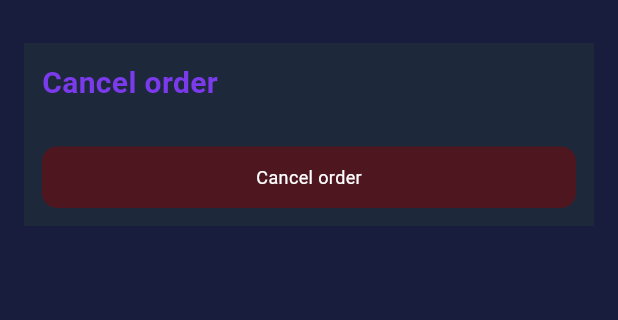
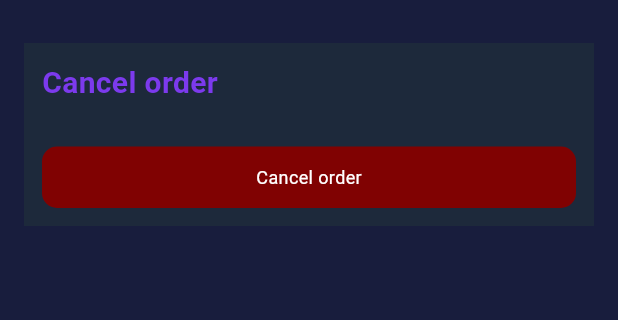
Before and after one commit to Sumonpaul141/trade_for_you_app, a Flutter app: the CancelOrderPage screen opened by its route, on a phone screen of 412 x 824 dp, the part 65-385 px from its top. Run offline on Flutter 3.47's test engine with Material 3 defaults, Android fonts, the phone set to English and light mode, and no system bars; our stand-ins replace dio, equatable, flutter_bloc, flutter_svg, get_it, go_router and 1 more; accounts and stored records are empty; network calls fail.

Commit message:
some code refactored

```diff
--- /dev/null
+++ b/lib/common/widgets/text_button.dart
@@ -0,0 +1,33 @@
+import 'package:flutter/material.dart';
+import 'package:trade_for_you_app/common/app_colors.dart';
+import 'package:trade_for_you_app/common/app_ui_const.dart';
+
+class RoundedButton extends StatelessWidget {
+  final VoidCallback? onTap;
+  final String text;
+  final Color? color;
+  const RoundedButton({super.key, this.onTap, required this.text, this.color});
+
+  @override
+  Widget build(BuildContext context) {
+    return GestureDetector(
+      onTap: onTap,
+      behavior: HitTestBehavior.opaque,
+      child: Container(
+        padding: EdgeInsets.symmetric(vertical: AppUiConst.mp12),
+        decoration: BoxDecoration(
+          color: color ?? AppColors.accent,
+          borderRadius: BorderRadius.circular(AppUiConst.borderRadius10),
+        ),
+        child: Center(
+          child: Text(
+            text,
+            style: AppUiConst.font12RegularTS.copyWith(
+              color: AppColors.textPrimary,
+            ),
+          ),
+        ),
+      ),
+    );
+  }
+}
--- a/lib/features/order/presentation/blocs/place_order_cubit/place_order_cubit.dart
+++ b/lib/features/order/presentation/blocs/place_order_cubit/place_order_cubit.dart
@@ -10,10 +10,6 @@ part 'place_order_state.dart';
 class PlaceOrderCubit extends Cubit<PlaceOrderState> {
   final PlaceOrderUseCase _placeOrderUseCase;
   PlaceOrderCubit(this._placeOrderUseCase) : super(PlaceOrderState());
-
-  clearAll() {
-    emit(state.copyWith(placeOrderRequestEntity: PlaceOrderRequestEntity()));
-  }
 
   Future<void> selectPairId(int pairId) async {
     emit(
--- a/lib/features/order/presentation/pages/cancel_order_page.dart
+++ b/lib/features/order/presentation/pages/cancel_order_page.dart
@@ -6,6 +6,7 @@ import 'package:trade_for_you_app/common/app_toaster.dart';
 import 'package:trade_for_you_app/common/app_ui_const.dart';
 import 'package:trade_for_you_app/common/enums.dart';
 import 'package:trade_for_you_app/common/widgets/basic_app_bar.dart';
+import 'package:trade_for_you_app/common/widgets/text_button.dart';
 import 'package:trade_for_you_app/features/order/data/models/cancel_response_model.dart';
 import 'package:trade_for_you_app/features/order/presentation/blocs/cancel_order_cubit/cancel_order_cubit.dart';
 import 'package:trade_for_you_app/features/order/presentation/blocs/pair_cubit/pair_cubit.dart';
@@ -107,24 +108,10 @@ class _CancelOrderPageState extends State<CancelOrderPage> {
   }
 
   _buildCancelOrderButton({required VoidCallback onTap}) {
-    return GestureDetector(
+    return RoundedButton(
+      text: AppStrings.cancelOrder,
       onTap: onTap,
-      behavior: HitTestBehavior.opaque,
-      child: Container(
-        padding: EdgeInsets.symmetric(vertical: AppUiConst.mp12),
-        decoration: BoxDecoration(
-          color: AppColors.red.withValues(alpha: 0.5),
-          borderRadius: BorderRadius.circular(AppUiConst.borderRadius10),
-        ),
-        child: Center(
-          child: Text(
-            AppStrings.cancelOrder,
-            style: AppUiConst.font12RegularTS.copyWith(
-              color: AppColors.textPrimary,
-            ),
-          ),
-        ),
-      ),
+      color: AppColors.red,
     );
   }
 
```
Also changed, not shown: lib/features/dashboard/presentation/pages/dashboard_page.dart (+7 -34 lines), lib/features/order/presentation/pages/place_order_page.dart (+34 -22 lines), lib/features/order/presentation/widget/place_order_response_view.dart (+6 -1 lines).
